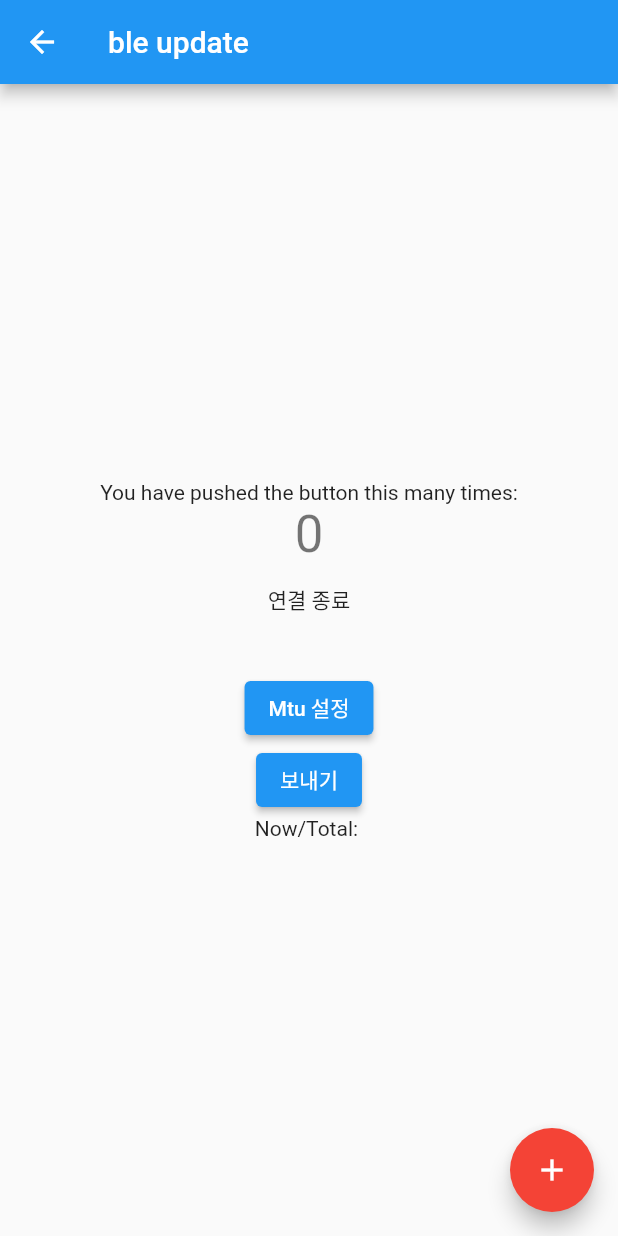
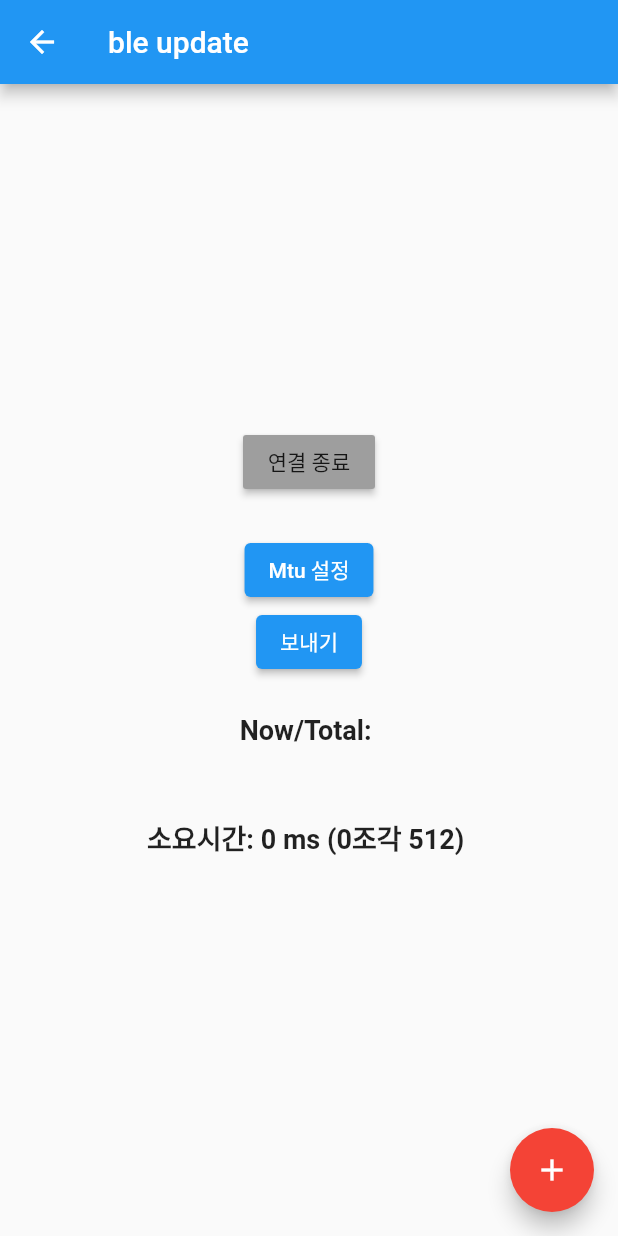
Before and after one commit to JAICHANGPARK/flutter_esp32_bluetooth_ota, a Flutter app: the MyHomePage screen opened directly, after a tap on "보내기", on a phone screen of 412 x 824 dp. Run offline on Flutter 3.47's test engine with Material 2 defaults, Android fonts, the phone set to English and light mode, and no system bars; our stand-ins replace flutter_blue, flutter_bluetooth_serial, permission_handler.

Commit message:
Update ble_update_page.dart

```diff
--- a/lib/ble_update_page.dart
+++ b/lib/ble_update_page.dart
@@ -1,4 +1,3 @@
-
 import 'dart:async';
 import 'dart:typed_data';
 
@@ -6,7 +5,6 @@ import 'package:flutter/material.dart';
 import 'package:flutter/services.dart';
 import 'package:flutter_blue/flutter_blue.dart';
 import 'package:permission_handler/permission_handler.dart';
-
 
 class MyHomePage extends StatefulWidget {
   MyHomePage({Key? key, this.title}) : super(key: key);
@@ -24,6 +22,7 @@ class _MyHomePageState extends State<MyHomePage> {
 
   FlutterBlue? flutterBlue = FlutterBlue.instance;
   late BluetoothCharacteristic binWriteCharacteristic;
+  late BluetoothCharacteristic binSizeWriteCharacteristic;
   late BluetoothDevice bluetoothDevice;
 
   void _incrementCounter() {
@@ -52,14 +51,14 @@ class _MyHomePageState extends State<MyHomePage> {
   var chunkSize = 512;
   num chunksLength = 0;
   String progressText = "";
+  String progressTimeText = "";
 
   Future<void> readBinFile() async {
-    ByteData result = await rootBundle.load('assets/update.bin');
+    ByteData result = await rootBundle.load('assets/update1000.bin');
     Uint8List tmp = result.buffer.asUint8List();
     print("파일 읽은 길이 : ${tmp.length}");
     binDate = tmp;
     var len = binDate.length;
-
 
     for (var i = 0; i < len; i += chunkSize) {
       var end = (i + chunkSize < len) ? i + chunkSize : len;
@@ -96,6 +95,9 @@ class _MyHomePageState extends State<MyHomePage> {
                 if (bluetoothCharacteristic.uuid.toString().toLowerCase() == "0000ff01-0000-1000-8000-00805f9b34fb") {
                   binWriteCharacteristic = bluetoothCharacteristic;
                 }
+                else if (bluetoothCharacteristic.uuid.toString().toLowerCase() == "0000ff03-0000-1000-8000-00805f9b34fb") {
+                  binSizeWriteCharacteristic = bluetoothCharacteristic;
+                }
               }
             }
           });
@@ -126,17 +128,20 @@ class _MyHomePageState extends State<MyHomePage> {
         child: Column(
           mainAxisAlignment: MainAxisAlignment.center,
           children: <Widget>[
-            Text(
-              'You have pushed the button this many times:',
-            ),
-            Text(
-              '$_counter',
-              style: Theme.of(context).textTheme.headline4,
-            ),
+            // Text(
+            //   'You have pushed the button this many times:',
+            // ),
+            // Text(
+            //   '$_counter',
+            //   style: Theme.of(context).textTheme.headline4,
+            // ),
             MaterialButton(
+                color: _deviceConnected ? Colors.red : Colors.grey,
                 child: Text("연결 종료"),
                 onPressed: () async {
-                  bluetoothDevice.disconnect();
+                  if (_deviceConnected) {
+                    bluetoothDevice.disconnect();
+                  }
                 }),
             SizedBox(
               height: 24,
@@ -145,12 +150,11 @@ class _MyHomePageState extends State<MyHomePage> {
                 child: Text("Mtu 설정"),
                 onPressed: () async {
                   await bluetoothDevice.requestMtu(chunkSize);
-
                 }),
             ElevatedButton(
                 child: Text("보내기"),
                 onPressed: () async {
-
+                  int startTime = DateTime.now().millisecondsSinceEpoch;
                   for (int i = 0; i < chunks.length; i++) {
                     print("인덱스: $i");
                     await Future.delayed(Duration(milliseconds: 10));
@@ -159,8 +163,27 @@ class _MyHomePageState extends State<MyHomePage> {
                       progressText = "$i / $chunksLength";
                     });
                   }
+                  int endTime = DateTime.now().millisecondsSinceEpoch;
+                  print("총 소요시간: ${endTime-startTime}");
+
+                  setState(() {
+                    progressTimeText = (endTime-startTime).toString();
+                  });
                 }),
-            Text("Now/Total: $progressText")
+            Padding(
+              padding: const EdgeInsets.symmetric(vertical: 24),
+              child: Text("Now/Total: $progressText", style: TextStyle(
+                fontSize: 18,
+                fontWeight: FontWeight.bold
+              ),),
+            ),
+            Padding(
+              padding: const EdgeInsets.symmetric(vertical: 24),
+              child: Text("소요시간: $progressTimeText ms (${chunks.length}조각 $chunkSize) ", style: TextStyle(
+                  fontSize: 18,
+                  fontWeight: FontWeight.bold
+              ),),
+            )
           ],
         ),
       ),
```
